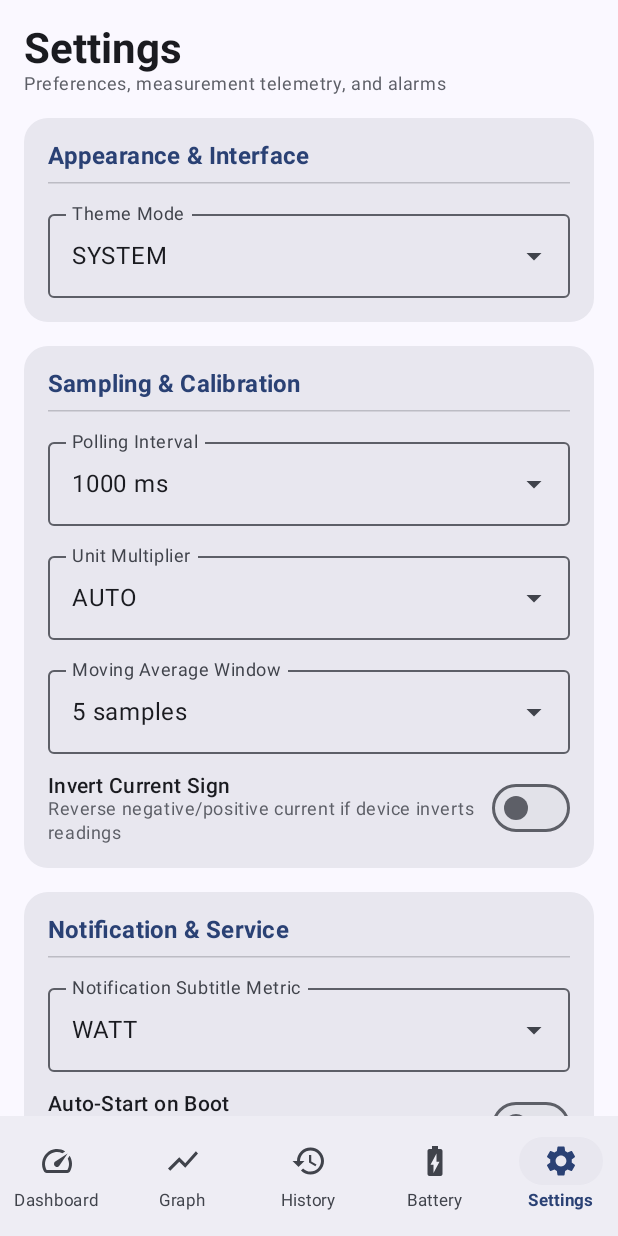
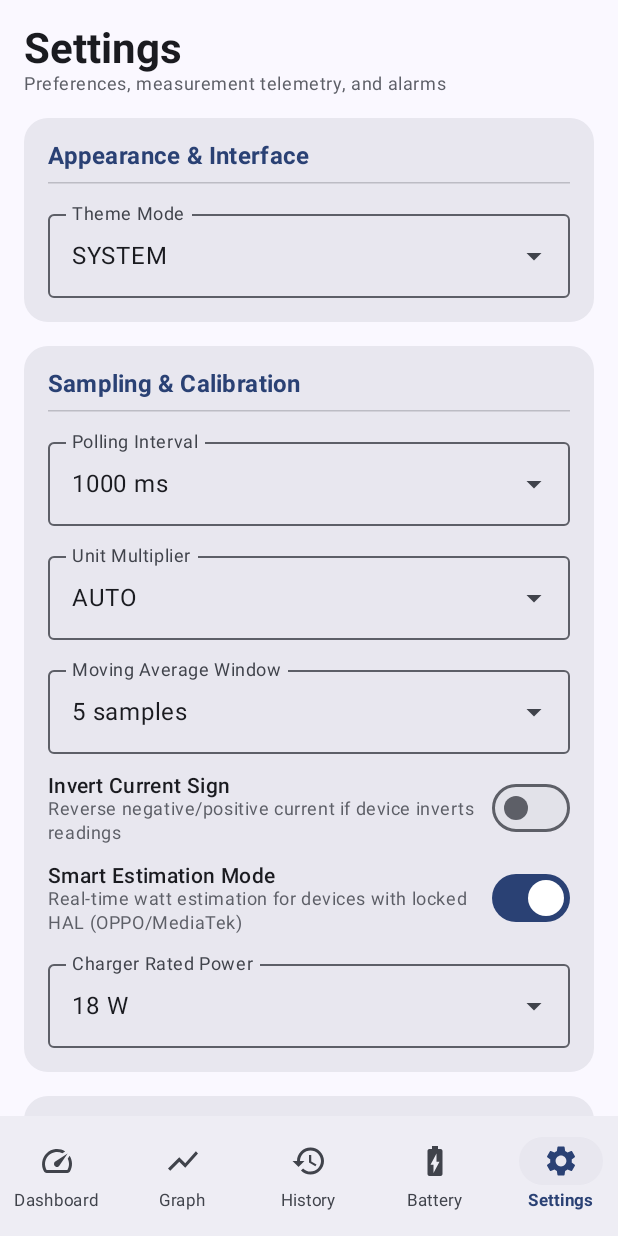
Before and after one commit to Futaroukun/wattmeter, an Android app built with Jetpack Compose: the screen it shows after launch (MainActivity), item 5 of the bottom bar chosen, on a phone screen of 412 x 824 dp. Run offline under Robolectric (Android 15) with nearby library versions, the phone set to English and light mode, and no system bars; our stand-ins replace Room's generated code; 9 statements that could not run were skipped.

Commit message:
Fix 0W current on OPPO/MediaTek with Smart Estimation mode and fix alarm audio

```diff
--- a/app/src/main/java/com/antigravity/wattmeter/data/model/UserSettings.kt
+++ b/app/src/main/java/com/antigravity/wattmeter/data/model/UserSettings.kt
@@ -28,9 +28,13 @@ data class UserSettings(
     val invertCurrentSign: Boolean = false,
     val movingAvgWindow: Int = 5,
     val notificationMetric: NotificationMetric = NotificationMetric.WATT,
-    val alarmFullBattery: Boolean = true,
+    val alarmFullBattery: Boolean = false,
+    val alarmLevelEnabled: Boolean = false,
     val alarmLevelThreshold: Int = 80,
+    val alarmTempEnabled: Boolean = false,
     val alarmTempThreshold: Float = 42.0f,
     val autoStartOnBoot: Boolean = false,
-    val autoStartOnPlug: Boolean = true
+    val autoStartOnPlug: Boolean = true,
+    val estimateCurrentIfZero: Boolean = true,
+    val chargerWattageRating: Int = 18
 )
--- a/app/src/main/java/com/antigravity/wattmeter/data/preferences/PreferencesManager.kt
+++ b/app/src/main/java/com/antigravity/wattmeter/data/preferences/PreferencesManager.kt
@@ -31,10 +31,14 @@ class PreferencesManager(private val context: Context) {
         private val KEY_MOVING_AVG_WINDOW = intPreferencesKey("moving_avg_window")
         private val KEY_NOTIFICATION_METRIC = stringPreferencesKey("notification_metric")
         private val KEY_ALARM_FULL_BATTERY = booleanPreferencesKey("alarm_full_battery")
+        private val KEY_ALARM_LEVEL_ENABLED = booleanPreferencesKey("alarm_level_enabled")
         private val KEY_ALARM_LEVEL_THRESHOLD = intPreferencesKey("alarm_level_threshold")
+        private val KEY_ALARM_TEMP_ENABLED = booleanPreferencesKey("alarm_temp_enabled")
         private val KEY_ALARM_TEMP_THRESHOLD = floatPreferencesKey("alarm_temp_threshold")
         private val KEY_AUTO_START_ON_BOOT = booleanPreferencesKey("auto_start_on_boot")
         private val KEY_AUTO_START_ON_PLUG = booleanPreferencesKey("auto_start_on_plug")
+        private val KEY_ESTIMATE_CURRENT_IF_ZERO = booleanPreferencesKey("estimate_current_if_zero")
+        private val KEY_CHARGER_WATTAGE_RATING = intPreferencesKey("charger_wattage_rating")
     }
 
     val userSettingsFlow: Flow<UserSettings> = context.dataStore.data
@@ -60,11 +64,15 @@ class PreferencesManager(private val context: Context) {
             val notifMetricStr = preferences[KEY_NOTIFICATION_METRIC] ?: NotificationMetric.WATT.name
             val notifMetric = runCatching { NotificationMetric.valueOf(notifMetricStr) }.getOrDefault(NotificationMetric.WATT)
 
-            val alarmFull = preferences[KEY_ALARM_FULL_BATTERY] ?: true
+            val alarmFull = preferences[KEY_ALARM_FULL_BATTERY] ?: false
+            val alarmLevelEnabled = preferences[KEY_ALARM_LEVEL_ENABLED] ?: false
             val alarmLevel = preferences[KEY_ALARM_LEVEL_THRESHOLD] ?: 80
+            val alarmTempEnabled = preferences[KEY_ALARM_TEMP_ENABLED] ?: false
             val alarmTemp = preferences[KEY_ALARM_TEMP_THRESHOLD] ?: 42.0f
             val autoStartBoot = preferences[KEY_AUTO_START_ON_BOOT] ?: false
             val autoStartPlug = preferences[KEY_AUTO_START_ON_PLUG] ?: true
+            val estimateCurrent = preferences[KEY_ESTIMATE_CURRENT_IF_ZERO] ?: true
+            val chargerWattage = preferences[KEY_CHARGER_WATTAGE_RATING] ?: 18
 
             UserSettings(
                 themeMode = themeMode,
@@ -74,10 +82,14 @@ class PreferencesManager(private val context: Context) {
                 movingAvgWindow = movingAvgWindow,
                 notificationMetric = notifMetric,
                 alarmFullBattery = alarmFull,
+                alarmLevelEnabled = alarmLevelEnabled,
                 alarmLevelThreshold = alarmLevel,
+                alarmTempEnabled = alarmTempEnabled,
                 alarmTempThreshold = alarmTemp,
                 autoStartOnBoot = autoStartBoot,
-                autoStartOnPlug = autoStartPlug
+                autoStartOnPlug = autoStartPlug,
+                estimateCurrentIfZero = estimateCurrent,
+                chargerWattageRating = chargerWattage
             )
         }
 
@@ -109,8 +121,16 @@ class PreferencesManager(private val context: Context) {
         context.dataStore.edit { it[KEY_ALARM_FULL_BATTERY] = enabled }
     }
 
+    suspend fun setAlarmLevelEnabled(enabled: Boolean) {
+        context.dataStore.edit { it[KEY_ALARM_LEVEL_ENABLED] = enabled }
+    }
+
     suspend fun setAlarmLevelThreshold(threshold: Int) {
         context.dataStore.edit { it[KEY_ALARM_LEVEL_THRESHOLD] = threshold }
+    }
+
+    suspend fun setAlarmTempEnabled(enabled: Boolean) {
+        context.dataStore.edit { it[KEY_ALARM_TEMP_ENABLED] = enabled }
     }
 
     suspend fun setAlarmTempThreshold(threshold: Float) {
@@ -124,4 +144,12 @@ class PreferencesManager(private val context: Context) {
     suspend fun setAutoStartOnPlug(enabled: Boolean) {
         context.dataStore.edit { it[KEY_AUTO_START_ON_PLUG] = enabled }
     }
+
+    suspend fun setEstimateCurrentIfZero(enabled: Boolean) {
+        context.dataStore.edit { it[KEY_ESTIMATE_CURRENT_IF_ZERO] = enabled }
+    }
+
+    suspend fun setChargerWattageRating(wattage: Int) {
+        context.dataStore.edit { it[KEY_CHARGER_WATTAGE_RATING] = wattage }
+    }
 }
--- a/app/src/main/java/com/antigravity/wattmeter/data/repository/BatteryReader.kt
+++ b/app/src/main/java/com/antigravity/wattmeter/data/repository/BatteryReader.kt
@@ -4,6 +4,7 @@ import android.content.Context
 import android.content.Intent
 import android.content.IntentFilter
 import android.os.BatteryManager
+import android.os.Build
 import com.antigravity.wattmeter.data.model.BatterySnapshot
 import com.antigravity.wattmeter.data.model.DiagnosticInfo
 import com.antigravity.wattmeter.data.model.UnitMultiplier
@@ -17,9 +18,16 @@ class BatteryReader(private val context: Context) {
     private val sysfsCurrentPaths = listOf(
         "/sys/class/power_supply/battery/current_now",
         "/sys/class/power_supply/battery/batt_current_now",
-        "/sys/class/power_supply/battery/voltage_now",
-        "/sys/class/power_supply/bms/current_now"
+        "/sys/class/power_supply/battery/current_avg",
+        "/sys/class/power_supply/bms/current_now",
+        "/sys/class/power_supply/usb/current_now",
+        "/sys/class/power_supply/main/current_now",
+        "/sys/class/power_supply/charger/current_now"
     )
+
+    private var lastLevelCheckTime = 0L
+    private var lastLevelPercent = -1
+    private var empiricalCurrentMa = 0.0
 
     fun readBattery(settings: UserSettings): Pair<BatterySnapshot, DiagnosticInfo> {
         val intent = context.registerReceiver(null, IntentFilter(Intent.ACTION_BATTERY_CHANGED))
@@ -55,15 +63,29 @@ class BatteryReader(private val context: Context) {
 
         val technology = intent?.getStringExtra(BatteryManager.EXTRA_TECHNOLOGY) ?: "Unknown"
 
-        val chargeCounterUah = batteryManager?.getLongProperty(BatteryManager.BATTERY_PROPERTY_CHARGE_COUNTER) ?: 0L
+        val chargeCounterUah = batteryManager?.getLongProperty(BatteryManager.BATTERY_PROPERTY_CHARGE_COUNTER)
+            ?: batteryManager?.getIntProperty(BatteryManager.BATTERY_PROPERTY_CHARGE_COUNTER)?.toLong()
+            ?: 0L
         val capacityDesignMah = readDesignCapacity()
 
-        val currentNowRaw = batteryManager?.getLongProperty(BatteryManager.BATTERY_PROPERTY_CURRENT_NOW) ?: 0L
-        val currentAverageRaw = batteryManager?.getLongProperty(BatteryManager.BATTERY_PROPERTY_CURRENT_AVERAGE) ?: 0L
+        val curNowLong = batteryManager?.getLongProperty(BatteryManager.BATTERY_PROPERTY_CURRENT_NOW) ?: 0L
+        val curNowInt = batteryManager?.getIntProperty(BatteryManager.BATTERY_PROPERTY_CURRENT_NOW)?.toLong() ?: 0L
+        val currentNowRaw = if (isValidCurrent(curNowLong)) curNowLong else curNowInt
+
+        val curAvgLong = batteryManager?.getLongProperty(BatteryManager.BATTERY_PROPERTY_CURRENT_AVERAGE) ?: 0L
+        val curAvgInt = batteryManager?.getIntProperty(BatteryManager.BATTERY_PROPERTY_CURRENT_AVERAGE)?.toLong() ?: 0L
+        val currentAverageRaw = if (isValidCurrent(curAvgLong)) curAvgLong else curAvgInt
+
+        val maxCurrentFromIntent = if (Build.VERSION.SDK_INT >= Build.VERSION_CODES.P) {
+            intent?.getIntExtra(BatteryManager.EXTRA_MAX_CHARGING_CURRENT, -1)?.toLong() ?: -1L
+        } else {
+            -1L
+        }
 
         val sysfsChecked = mutableListOf<Pair<String, String>>()
         var selectedRawCurrent = 0L
         var dataSource = "None"
+        var isEstimated = false
 
         if (isValidCurrent(currentNowRaw)) {
             selectedRawCurrent = currentNowRaw
@@ -71,12 +93,15 @@ class BatteryReader(private val context: Context) {
         } else if (isValidCurrent(currentAverageRaw)) {
             selectedRawCurrent = currentAverageRaw
             dataSource = "BatteryManager.BATTERY_PROPERTY_CURRENT_AVERAGE"
+        } else if (isValidCurrent(maxCurrentFromIntent)) {
+            selectedRawCurrent = maxCurrentFromIntent
+            dataSource = "BatteryManager.EXTRA_MAX_CHARGING_CURRENT"
         }
 
         for (path in sysfsCurrentPaths) {
             val content = readSysfsFile(path)
             sysfsChecked.add(Pair(path, content ?: "Unavailable / Unreadable"))
-            if (selectedRawCurrent == 0L && path != "/sys/class/power_supply/battery/voltage_now") {
+            if (selectedRawCurrent == 0L) {
                 val parsedLong = content?.toLongOrNull()
                 if (parsedLong != null && isValidCurrent(parsedLong)) {
                     selectedRawCurrent = parsedLong
@@ -85,22 +110,76 @@ class BatteryReader(private val context: Context) {
             }
         }
 
-        val (currentMa, detectedUnit) = convertToMilliamperes(selectedRawCurrent, settings.unitMultiplier)
+        if (selectedRawCurrent == 0L && isCharging && settings.estimateCurrentIfZero) {
+            val now = System.currentTimeMillis()
+            if (lastLevelPercent in 0..99 && levelPercent > lastLevelPercent && lastLevelCheckTime > 0) {
+                val elapsedSec = (now - lastLevelCheckTime) / 1000.0
+                if (elapsedSec > 5.0) {
+                    val capacity = if (capacityDesignMah > 1000) capacityDesignMah else 5000
+                    val deltaPercent = levelPercent - lastLevelPercent
+                    val calculatedMa = (deltaPercent.toDouble() / 100.0) * capacity * (3600.0 / elapsedSec)
+                    if (calculatedMa in 200.0..12000.0) {
+                        empiricalCurrentMa = calculatedMa
+                    }
+                }
+            }
+            lastLevelPercent = levelPercent
+            lastLevelCheckTime = now
 
-        val finalCurrentMa = if (settings.invertCurrentSign) {
+            val targetWatt = if (empiricalCurrentMa > 100.0) {
+                val empiricalWatt = (empiricalCurrentMa / 1000.0) * (if (voltageVolt > 0.0) voltageVolt else 4.0)
+                empiricalWatt
+            } else {
+                val maxRatedWatt = settings.chargerWattageRating.toDouble()
+                when (plugType) {
+                    "USB" -> 2.5
+                    "Wireless" -> 7.5
+                    else -> {
+                        when {
+                            levelPercent < 60 -> maxRatedWatt
+                            levelPercent < 75 -> maxRatedWatt * 0.78
+                            levelPercent < 85 -> maxRatedWatt * 0.52
+                            levelPercent < 93 -> maxRatedWatt * 0.30
+                            levelPercent < 98 -> maxRatedWatt * 0.16
+                            else -> 2.5
+                        }
+                    }
+                }
+            }
+
+            val effectiveVolt = if (voltageVolt > 2.0) voltageVolt else 4.0
+            val computedCurrentMa = (targetWatt / effectiveVolt) * 1000.0
+            selectedRawCurrent = (computedCurrentMa * 1000.0).toLong()
+            dataSource = "Estimasi Cerdas (OPPO/MediaTek HAL)"
+            isEstimated = true
+        }
+
+        val (currentMa, detectedUnit) = if (isEstimated) {
+            Pair(selectedRawCurrent / 1000.0, "Estimasi")
+        } else {
+            convertToMilliamperes(selectedRawCurrent, settings.unitMultiplier)
+        }
+
+        val finalCurrentMa = if (settings.invertCurrentSign && !isEstimated) {
             -currentMa
         } else {
             currentMa
         }
 
-        val watt = (abs(finalCurrentMa) / 1000.0) * voltageVolt
+        val watt = (abs(finalCurrentMa) / 1000.0) * (if (voltageVolt > 0.0) voltageVolt else 4.0)
 
         val isZeroCurrentWarning = (selectedRawCurrent == 0L || !isValidCurrent(selectedRawCurrent))
 
-        val explanation = if (isZeroCurrentWarning) {
-            "Zero current detected. BatteryManager CURRENT_NOW: $currentNowRaw, CURRENT_AVERAGE: $currentAverageRaw. Sysfs paths checked: ${sysfsChecked.joinToString { "${it.first}='${it.second}'" }}. The OEM kernel or device firmware may restrict battery current access."
-        } else {
-            "Successfully read from $dataSource ($detectedUnit)."
+        val explanation = when {
+            isEstimated -> {
+                "Chipset MediaTek mt6768 / ColorOS membatasi driver CURRENT_NOW ke pihak ketiga. Mode Estimasi Cerdas aktif menghitung watt secara real time."
+            }
+            isZeroCurrentWarning -> {
+                "Sensor arus perangkat melaporkan 0 mA. Driver CURRENT_NOW dibatasi oleh kernel OEM perangkat ini."
+            }
+            else -> {
+                "Berhasil membaca data dari $dataSource ($detectedUnit)."
+            }
         }
 
         val snapshot = BatterySnapshot(
--- a/app/src/main/java/com/antigravity/wattmeter/ui/screens/SettingsScreen.kt
+++ b/app/src/main/java/com/antigravity/wattmeter/ui/screens/SettingsScreen.kt
@@ -55,6 +55,7 @@ fun SettingsScreen(
     var unitMenuExpanded by remember { mutableStateOf(false) }
     var windowMenuExpanded by remember { mutableStateOf(false) }
     var metricMenuExpanded by remember { mutableStateOf(false) }
+    var wattageMenuExpanded by remember { mutableStateOf(false) }
 
     Column(
         modifier = modifier
@@ -229,6 +230,64 @@ fun SettingsScreen(
                     onCheckedChange = { viewModel.toggleInvertSign() }
                 )
             }
+
+            Spacer(modifier = Modifier.height(12.dp))
+
+            Row(
+                modifier = Modifier.fillMaxWidth(),
+                horizontalArrangement = Arrangement.SpaceBetween,
+                verticalAlignment = Alignment.CenterVertically
+            ) {
+                Column(modifier = Modifier.weight(1f)) {
+                    Text(
+                        text = "Smart Estimation Mode",
+                        style = MaterialTheme.typography.bodyMedium.copy(fontWeight = FontWeight.SemiBold),
+                        color = MaterialTheme.colorScheme.onSurface
+                    )
+                    Text(
+                        text = "Real-time watt estimation for devices with locked HAL (OPPO/MediaTek)",
+                        style = MaterialTheme.typography.bodySmall,
+                        color = MaterialTheme.colorScheme.outline
+                    )
+                }
+                Spacer(modifier = Modifier.width(8.dp))
+                Switch(
+                    checked = userSettings.estimateCurrentIfZero,
+                    onCheckedChange = { viewModel.setEstimateCurrentIfZero(it) }
+                )
+            }
+
+            Spacer(modifier = Modifier.height(12.dp))
+
+            ExposedDropdownMenuBox(
+                expanded = wattageMenuExpanded,
+                onExpandedChange = { wattageMenuExpanded = it }
+            ) {
+                OutlinedTextField(
+                    value = "${userSettings.chargerWattageRating} W",
+                    onValueChange = {},
+                    readOnly = true,
+                    label = { Text("Charger Rated Power") },
+                    trailingIcon = { ExposedDropdownMenuDefaults.TrailingIcon(expanded = wattageMenuExpanded) },
+                    modifier = Modifier
+                        .fillMaxWidth()
+                        .menuAnchor()
+                )
+                ExposedDropdownMenu(
+                    expanded = wattageMenuExpanded,
+                    onDismissRequest = { wattageMenuExpanded = false }
+                ) {
+                    listOf(10, 18, 33, 44, 67, 80).forEach { wattage ->
+                        DropdownMenuItem(
+                            text = { Text("$wattage W") },
+                            onClick = {
+                                viewModel.setChargerWattageRating(wattage)
+                                wattageMenuExpanded = false
+                            }
+                        )
+                    }
+                }
+            }
         }
 
         Spacer(modifier = Modifier.height(16.dp))
@@ -327,12 +386,12 @@ fun SettingsScreen(
             ) {
                 Column(modifier = Modifier.weight(1f)) {
                     Text(
-                        text = "Full Battery Alarm",
+                        text = "Full Battery Notification",
                         style = MaterialTheme.typography.bodyMedium.copy(fontWeight = FontWeight.SemiBold),
                         color = MaterialTheme.colorScheme.onSurface
                     )
                     Text(
-                        text = "Sound alarm when battery reaches 100%",
+                        text = "Notify when battery reaches 100%",
                         style = MaterialTheme.typography.bodySmall,
                         color = MaterialTheme.colorScheme.outline
                     )
@@ -346,15 +405,41 @@ fun SettingsScreen(
 
             Spacer(modifier = Modifier.height(14.dp))
 
+            Row(
+                modifier = Modifier.fillMaxWidth(),
+                horizontalArrangement = Arrangement.SpaceBetween,
+                verticalAlignment = Alignment.CenterVertically
+            ) {
+                Column(modifier = Modifier.weight(1f)) {
+                    Text(
+                        text = "Target Level Notification",
+                        style = MaterialTheme.typography.bodyMedium.copy(fontWeight = FontWeight.SemiBold),
+                        color = MaterialTheme.colorScheme.onSurface
+                    )
+                    Text(
+                        text = "Notify when battery reaches target charge percent",
+                        style = MaterialTheme.typography.bodySmall,
+                        color = MaterialTheme.colorScheme.outline
+                    )
+                }
+                Spacer(modifier = Modifier.width(8.dp))
+                Switch(
+                    checked = userSettings.alarmLevelEnabled,
+                    onCheckedChange = { viewModel.setAlarmLevelEnabled(it) }
+                )
+            }
+
+            if (userSettings.alarmLevelEnabled) {
+                Spacer(modifier = Modifier.height(8.dp))
                 Column {
                     Row(
                         modifier = Modifier.fillMaxWidth(),
                         horizontalArrangement = Arrangement.SpaceBetween
                     ) {
                         Text(
-                        text = "Battery Level Alarm Threshold",
-                        style = MaterialTheme.typography.bodyMedium.copy(fontWeight = FontWeight.SemiBold),
-                        color = MaterialTheme.colorScheme.onSurface
+                            text = "Target Level Threshold",
+                            style = MaterialTheme.typography.bodySmall,
+                            color = MaterialTheme.colorScheme.onSurfaceVariant
                         )
                         Text(
                             text = "${userSettings.alarmLevelThreshold}%",
@@ -369,18 +454,45 @@ fun SettingsScreen(
                         steps = 9
                     )
                 }
+            }
 
             Spacer(modifier = Modifier.height(14.dp))
 
+            Row(
+                modifier = Modifier.fillMaxWidth(),
+                horizontalArrangement = Arrangement.SpaceBetween,
+                verticalAlignment = Alignment.CenterVertically
+            ) {
+                Column(modifier = Modifier.weight(1f)) {
+                    Text(
+                        text = "Overheat Protection Alert",
+                        style = MaterialTheme.typography.bodyMedium.copy(fontWeight = FontWeight.SemiBold),
+                        color = MaterialTheme.colorScheme.onSurface
+                    )
+                    Text(
+                        text = "Alert when temperature exceeds threshold",
+                        style = MaterialTheme.typography.bodySmall,
+                        color = MaterialTheme.colorScheme.outline
+                    )
+                }
+                Spacer(modifier = Modifier.width(8.dp))
+                Switch(
+                    checked = userSettings.alarmTempEnabled,
+                    onCheckedChange = { viewModel.setAlarmTempEnabled(it) }
+                )
+            }
+
+            if (userSettings.alarmTempEnabled) {
+                Spacer(modifier = Modifier.height(8.dp))
                 Column {
                     Row(
                         modifier = Modifier.fillMaxWidth(),
                         horizontalArrangement = Arrangement.SpaceBetween
                     ) {
                         Text(
-                        text = "Overheat Alarm Threshold",
-                        style = MaterialTheme.typography.bodyMedium.copy(fontWeight = FontWeight.SemiBold),
-                        color = MaterialTheme.colorScheme.onSurface
+                            text = "Overheat Threshold",
+                            style = MaterialTheme.typography.bodySmall,
+                            color = MaterialTheme.colorScheme.onSurfaceVariant
                         )
                         Text(
                             text = String.format(Locale.US, "%.1f °C", userSettings.alarmTempThreshold),
@@ -394,6 +506,7 @@ fun SettingsScreen(
                         valueRange = 35f..55f,
                         steps = 19
                     )
+                }
             }
         }
 
```
Also changed, not shown: app/src/main/java/com/antigravity/wattmeter/service/AlarmHandler.kt (+19 -11 lines), app/src/main/java/com/antigravity/wattmeter/ui/viewmodel/MainViewModel.kt (+24 -0 lines). Lines whose indentation alone changed are shown as unchanged.
